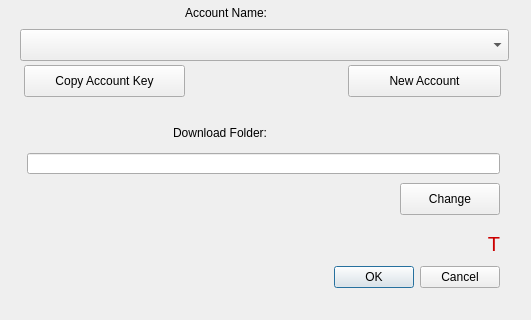
Above: UserApp/SettingsDialog.ui from proximax-storage/cpp-xpx-storage-user-app before the change; both pictures show x 0 to 531 and y 179 to 499 of the 531 by 499 pixel window. Below: the same form after it.
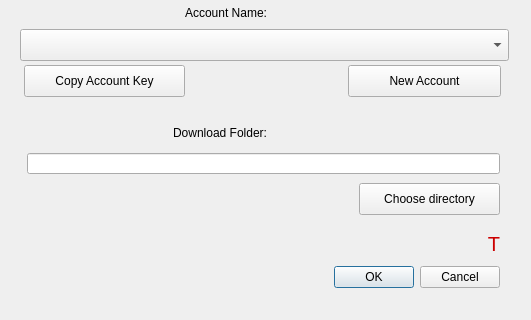
That is the form after the change.

Commit message: Fix button "Choose directory"

The edit to the form file:
```diff
--- a/UserApp/SettingsDialog.ui
+++ b/UserApp/SettingsDialog.ui
@@ -161,14 +161,14 @@
   <widget class="QPushButton" name="m_dnFolderBtn">
    <property name="geometry">
     <rect>
-     <x>400</x>
+     <x>359</x>
      <y>362</y>
-     <width>100</width>
+     <width>141</width>
      <height>32</height>
     </rect>
    </property>
    <property name="text">
-    <string>Change</string>
+    <string>Choose directory</string>
    </property>
   </widget>
   <widget class="QPushButton" name="m_newAccountBtn">
```
The commit also changes 4 other files.
